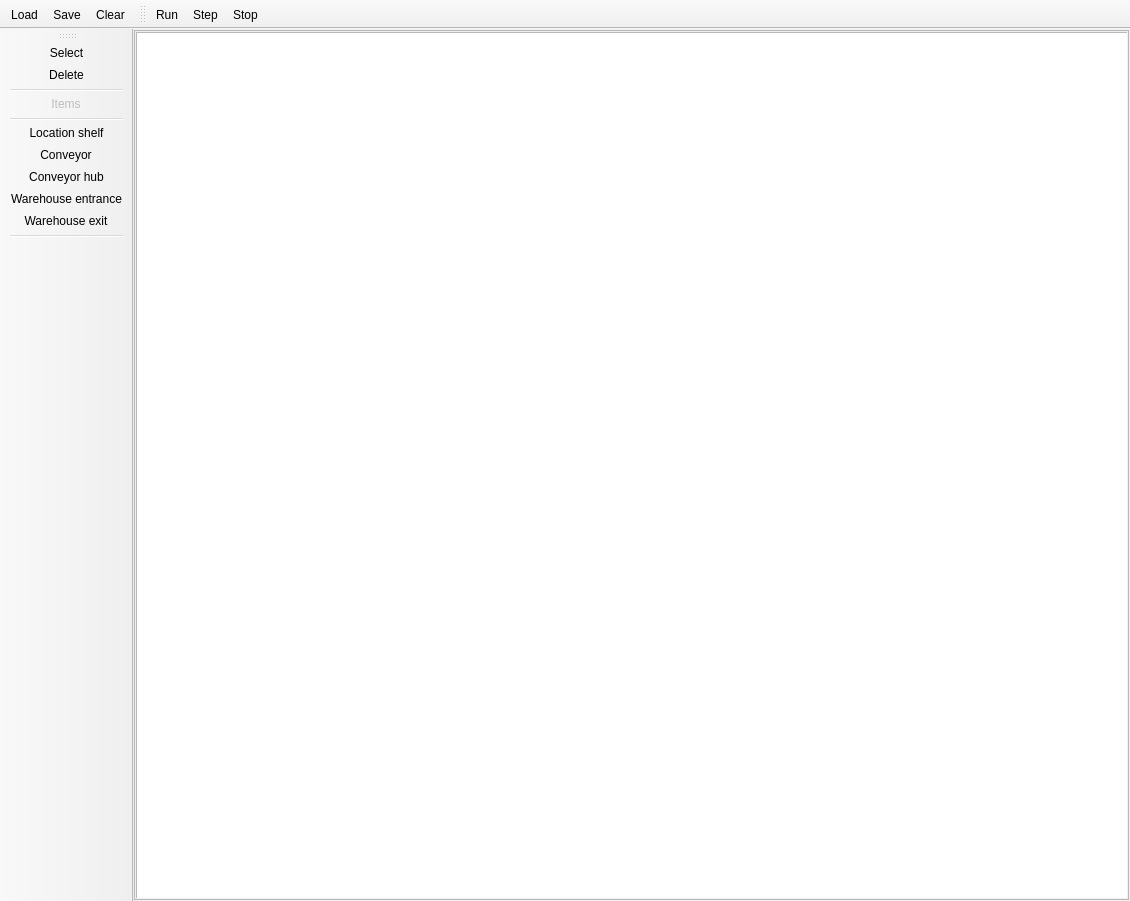
kocica/warehouse-manager, file src/gui/mainwindow.ui: the form before one commit.
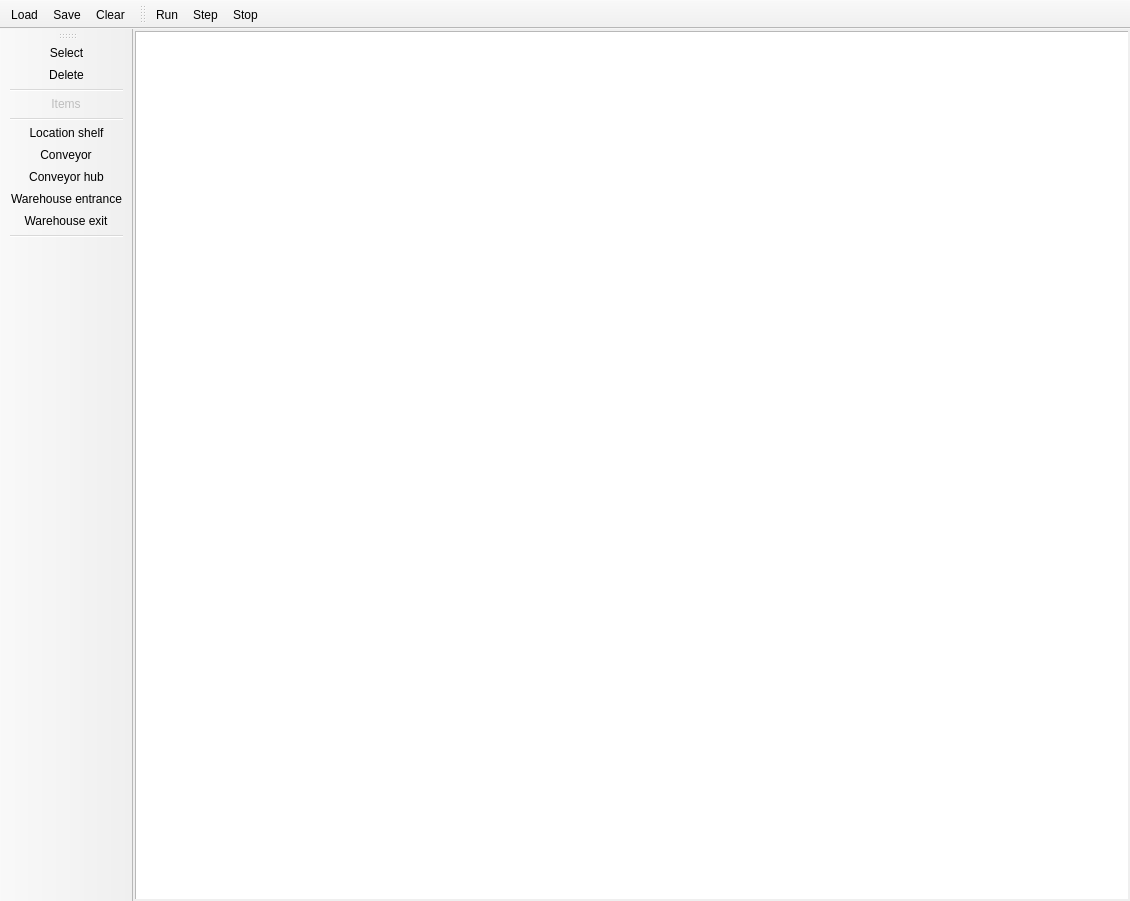
The form after the commit. Icons and pictures are not drawn.

```diff
--- a/src/gui/mainwindow.ui
+++ b/src/gui/mainwindow.ui
@@ -48,29 +48,6 @@
        <number>0</number>
       </property>
       <item>
-       <widget class="QScrollArea" name="scrollArea">
-        <property name="styleSheet">
-         <string notr="true">background-color: rgb(200,200,200);
-vertical {background-color: rgb(0,0,0);}</string>
-        </property>
-        <property name="verticalScrollBarPolicy">
-         <enum>Qt::ScrollBarAsNeeded</enum>
-        </property>
-        <property name="horizontalScrollBarPolicy">
-         <enum>Qt::ScrollBarAsNeeded</enum>
-        </property>
-        <property name="widgetResizable">
-         <bool>true</bool>
-        </property>
-        <widget class="QWidget" name="warehouseLayoutArea">
-         <property name="geometry">
-          <rect>
-           <x>0</x>
-           <y>0</y>
-           <width>1031</width>
-           <height>872</height>
-          </rect>
-         </property>
          <layout class="QGridLayout" name="gridLayout_2" rowstretch="0" columnstretch="0">
           <property name="leftMargin">
            <number>1</number>
@@ -124,8 +101,6 @@
            </layout>
           </item>
          </layout>
-        </widget>
-       </widget>
       </item>
      </layout>
     </item>
```
